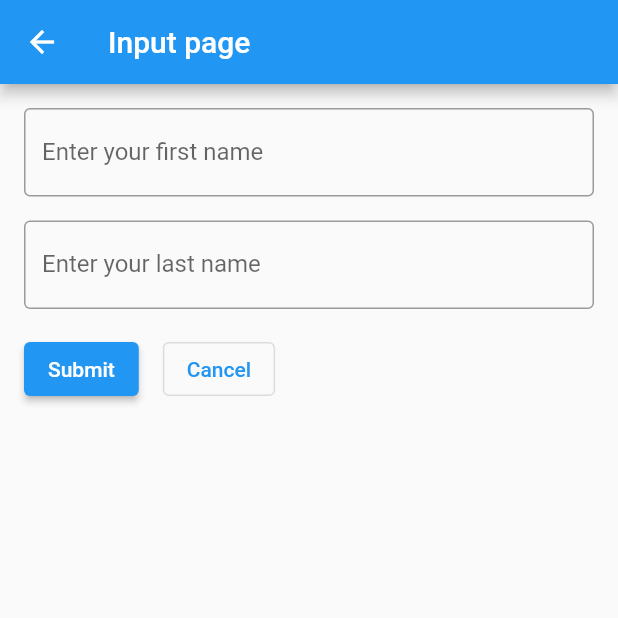
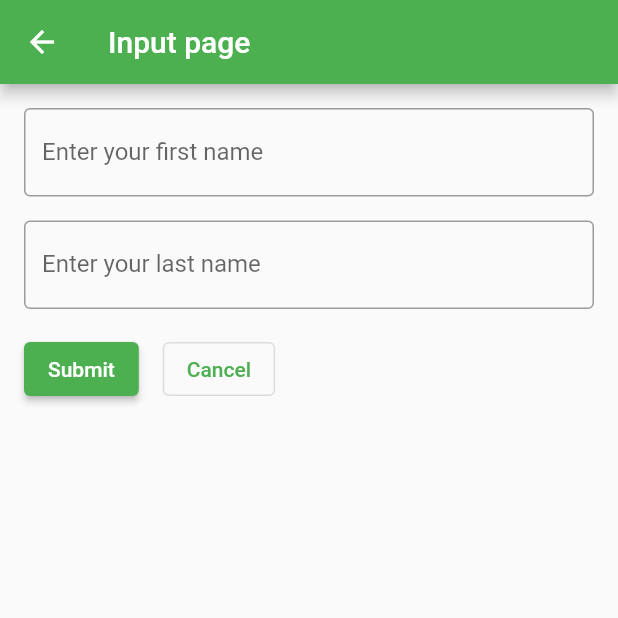
Before and after one commit to Oleksii-Milkov/Test-task, a Flutter app: the screen it shows after launch, in the side drawer, after a tap on "Input", on a phone screen of 412 x 824 dp, the top half of it. Run offline on Flutter 3.47's test engine with Material 2 defaults, Android fonts, the phone set to English and light mode, and no system bars; our stand-ins replace google_maps_flutter.

Commit message:
Markers added.

```diff
--- a/lib/home/home_page.dart
+++ b/lib/home/home_page.dart
@@ -14,6 +14,8 @@ class _MyHomePageState extends State<MyHomePage> {
   late GoogleMapController mapController;
 
   final LatLng _position = const LatLng(48.46121102934964, 35.00584614545477);
+
+  final Set<Marker> markers = {};
 
   void _onMapCreated(GoogleMapController controller) {
     mapController = controller;
@@ -47,7 +49,7 @@ class _MyHomePageState extends State<MyHomePage> {
                 Navigator.push(
                   context,
                   MaterialPageRoute(
-                    builder: (context) => const OutputPage(fullName: ""),
+                    builder: (context) => const OutputPage(fullName: "Enter your name in input page"),
                   ),
                 );
               },
@@ -56,12 +58,39 @@ class _MyHomePageState extends State<MyHomePage> {
         ),
       ),
       body: GoogleMap(
+        zoomGesturesEnabled: true,
         onMapCreated: _onMapCreated,
         initialCameraPosition: CameraPosition(
           target: _position,
           zoom: 11.0,
         ),
+        markers: setMarkers(),
       ),
     );
   }
+
+  Set<Marker> setMarkers() {
+    setState(() {
+      markers.add(const Marker(
+        markerId: MarkerId("1"),
+        position: LatLng(48.471844704940196, 35.0430174130922),
+        infoWindow: InfoWindow(
+          title: 'First marker',
+          snippet: 'Test google maps marker №1',
+        ),
+        icon: BitmapDescriptor.defaultMarker,
+      ));
+
+      markers.add(const Marker(
+        markerId: MarkerId("2"),
+        position: LatLng(48.43966542315188, 35.05089531726496),
+        infoWindow: InfoWindow(
+          title: 'Second marker',
+          snippet: 'Test google maps marker №2',
+        ),
+        icon: BitmapDescriptor.defaultMarker,
+      ));
+    });
+    return markers;
+  }
 }
--- a/lib/main.dart
+++ b/lib/main.dart
@@ -13,7 +13,7 @@ class MyApp extends StatelessWidget {
     return MaterialApp(
       title: 'Flutter Demo',
       theme: ThemeData(
-        primarySwatch: Colors.blue,
+        primarySwatch: Colors.green,
       ),
       home: const MyHomePage(),
     );
```
